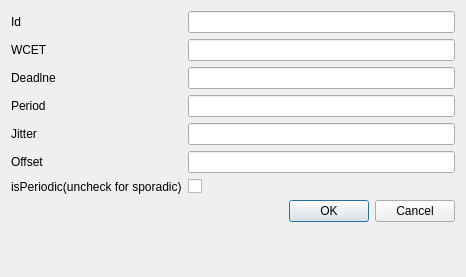
guangli-dai/RRP-Toolsets, file task_dialog.ui: the form before one commit.
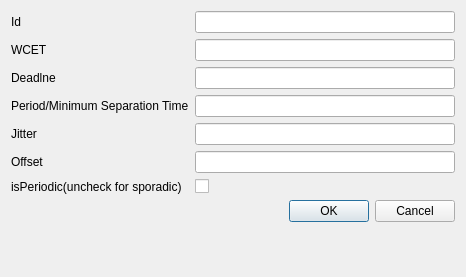
The form after the commit.

Patch:
```diff
--- a/task_dialog.ui
+++ b/task_dialog.ui
@@ -63,7 +63,7 @@
        <item row="3" column="0">
         <widget class="QLabel" name="periodLabel">
          <property name="text">
-          <string>Period</string>
+          <string>Period/Minimum Separation Time</string>
          </property>
         </widget>
        </item>
```
